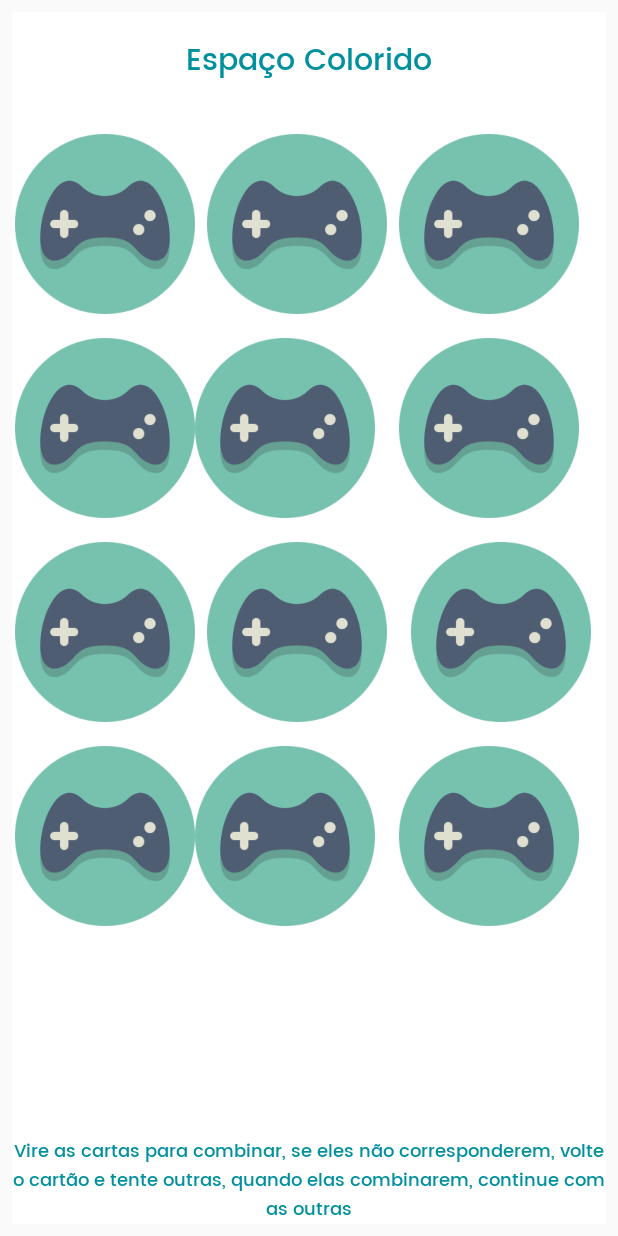
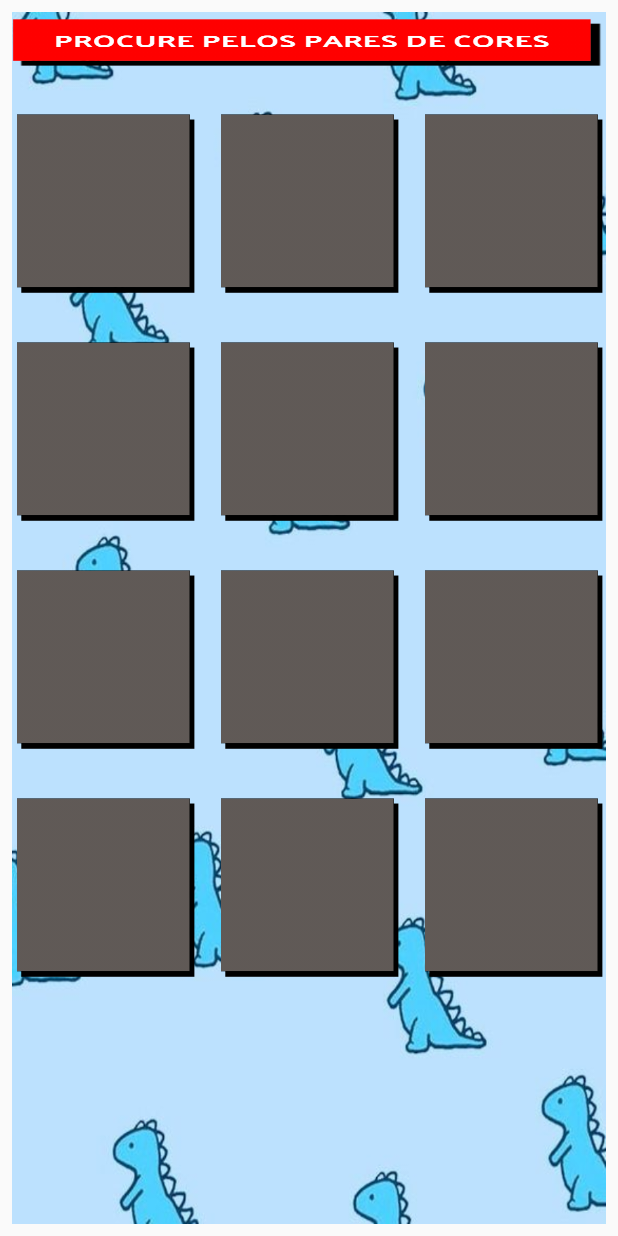
Before and after one commit to LuluhCoc/App-Espaco-Colorido, an Android app: the JogoDaMemoriaAcitivity screen opened directly, with no data from a screen before it, on a phone screen of 412 x 824 dp. Run offline under Robolectric (Android 15) with nearby library versions, the phone set to English and light mode, and no system bars.

Commit message:
criacão de telas

```diff
--- a/app/src/main/java/com/example/espacocolorido/JogoDaMemoriaAcitivity.kt
+++ b/app/src/main/java/com/example/espacocolorido/JogoDaMemoriaAcitivity.kt
@@ -15,25 +15,25 @@ class JogoDaMemoriaAcitivity : AppCompatActivity() {
         setContentView(R.layout.activity_jogo_da_memoria_acitivity)
 
         val images: MutableList<Int> = mutableListOf(
-            bat,
-            butterfly,
-            dove,
-            panda,
-            parrot,
-            spider,
-            bat,
-            butterfly,
-            dove,
-            panda,
-            parrot,
-            spider
+            amarelo,
+            azul,
+            roxo,
+            laranja,
+            vermelho,
+            verde,
+            amarelo,
+            azul,
+            roxo,
+            laranja,
+            vermelho,
+            verde
         )
 
         val buttons = arrayOf(
             button, button1, button2, button3, button4, button5, button6,
             button7, button8, button9, button10, button11
         )
-        val cardBack = gamecontroller
+        val cardBack = cinza
         var clicked = 0
         var turnOver = false
         var lastClicked = -1
--- a/app/src/main/res/layout/activity_jogo_da_memoria_acitivity.xml
+++ b/app/src/main/res/layout/activity_jogo_da_memoria_acitivity.xml
@@ -5,29 +5,29 @@
     android:layout_width="match_parent"
     android:layout_height="match_parent"
     android:layout_margin="8dp"
-    android:background="@android:color/white"
+    android:background="@drawable/dinos"
     tools:context=".JogoDaMemoriaAcitivity">
 
 
     <TextView
         android:id="@+id/title_text"
-        android:layout_width="0dp"
-        android:layout_height="wrap_content"
-        android:layout_marginTop="16dp"
-        android:layout_marginBottom="32dp"
+        android:layout_width="394dp"
+        android:layout_height="32dp"
+        android:layout_marginTop="4dp"
+        android:background="@drawable/paresdecores"
         android:fontFamily="@font/poppins_medium"
-        android:text="@string/top_label"
         android:textAlignment="center"
-        android:textColor="@color/colorAccent"
+        android:textColor="#2196F3"
         android:textSize="@dimen/top_label_size"
+        app:layout_constraintHorizontal_bias="0.0"
         app:layout_constraintLeft_toLeftOf="parent"
         app:layout_constraintRight_toRightOf="parent"
         app:layout_constraintTop_toTopOf="parent" />
 
     <GridLayout
         android:id="@+id/main_grid"
-        android:layout_width="wrap_content"
-        android:layout_height="wrap_content"
+        android:layout_width="391dp"
+        android:layout_height="632dp"
         android:layout_marginTop="8dp"
         android:columnCount="3"
         android:rowCount="4"
@@ -40,6 +40,7 @@
             android:id="@+id/button"
             style="@style/ButtonsStyle"
             android:layout_marginTop="24dp"
+            android:background="@drawable/cinza"
             app:layout_constraintEnd_toStartOf="@+id/button1"
             app:layout_constraintHorizontal_bias="0.5"
             app:layout_constraintStart_toStartOf="parent" />
@@ -48,10 +49,10 @@
             android:id="@+id/button1"
             android:layout_width="@dimen/buttons_height_and_width"
             android:layout_height="@dimen/buttons_height_and_width"
-            android:layout_marginStart="8dp"
+            android:layout_margin="16dp"
             android:layout_marginTop="24dp"
             android:layout_marginEnd="8dp"
-            android:background="@drawable/gamecontroller"
+            android:background="@drawable/cinza"
             app:layout_constraintEnd_toStartOf="@+id/button2"
             app:layout_constraintHorizontal_bias="0.5"
             app:layout_constraintStart_toEndOf="@+id/button" />
@@ -61,7 +62,7 @@
             android:layout_width="@dimen/buttons_height_and_width"
             android:layout_height="@dimen/buttons_height_and_width"
             android:layout_marginTop="24dp"
-            android:background="@drawable/gamecontroller"
+            android:background="@drawable/cinza"
             app:layout_constraintEnd_toEndOf="parent"
             app:layout_constraintHorizontal_bias="0.5"
             app:layout_constraintStart_toEndOf="@+id/button1" />
@@ -71,7 +72,7 @@
             android:layout_width="@dimen/buttons_height_and_width"
             android:layout_height="@dimen/buttons_height_and_width"
             android:layout_marginTop="16dp"
-            android:background="@drawable/gamecontroller"
+            android:background="@drawable/cinza"
             app:layout_constraintEnd_toStartOf="@+id/button4"
             app:layout_constraintHorizontal_bias="0.5"
             app:layout_constraintStart_toStartOf="parent"
@@ -81,8 +82,9 @@
             android:id="@+id/button4"
             android:layout_width="@dimen/buttons_height_and_width"
             android:layout_height="@dimen/buttons_height_and_width"
+            android:layout_margin="16dp"
             android:layout_marginTop="16dp"
-            android:background="@drawable/gamecontroller"
+            android:background="@drawable/cinza"
             app:layout_constraintEnd_toStartOf="@+id/button5"
             app:layout_constraintHorizontal_bias="0.5"
             app:layout_constraintStart_toEndOf="@+id/button3"
@@ -94,6 +96,7 @@
             android:layout_width="@dimen/buttons_height_and_width"
             android:layout_height="@dimen/buttons_height_and_width"
             android:layout_marginTop="16dp"
+            android:background="@drawable/cinza"
             app:layout_constraintEnd_toEndOf="parent"
             app:layout_constraintHorizontal_bias="0.5"
             app:layout_constraintStart_toEndOf="@+id/button4"
@@ -104,7 +107,7 @@
             android:layout_width="@dimen/buttons_height_and_width"
             android:layout_height="@dimen/buttons_height_and_width"
             android:layout_marginTop="16dp"
-            android:background="@drawable/gamecontroller"
+            android:background="@drawable/cinza"
             app:layout_constraintEnd_toStartOf="@+id/button7"
             app:layout_constraintHorizontal_bias="0.5"
             app:layout_constraintStart_toStartOf="parent"
@@ -114,9 +117,10 @@
             android:id="@+id/button8"
             android:layout_width="@dimen/buttons_height_and_width"
             android:layout_height="@dimen/buttons_height_and_width"
+            android:layout_margin="16dp"
             android:layout_marginStart="8dp"
             android:layout_marginTop="16dp"
-            android:background="@drawable/gamecontroller"
+            android:background="@drawable/cinza"
             app:layout_constraintEnd_toEndOf="parent"
             app:layout_constraintHorizontal_bias="0.5"
             app:layout_constraintStart_toEndOf="@+id/button7"
@@ -126,10 +130,9 @@
             android:id="@+id/button7"
             android:layout_width="@dimen/buttons_height_and_width"
             android:layout_height="@dimen/buttons_height_and_width"
-            android:layout_marginStart="8dp"
             android:layout_marginTop="16dp"
             android:layout_marginEnd="8dp"
-            android:background="@drawable/gamecontroller"
+            android:background="@drawable/cinza"
             app:layout_constraintEnd_toStartOf="@+id/button8"
             app:layout_constraintHorizontal_bias="0.5"
             app:layout_constraintStart_toEndOf="@+id/button6"
@@ -140,7 +143,7 @@
             android:layout_width="@dimen/buttons_height_and_width"
             android:layout_height="@dimen/buttons_height_and_width"
             android:layout_marginTop="16dp"
-            android:background="@drawable/gamecontroller"
+            android:background="@drawable/cinza"
             app:layout_constraintStart_toStartOf="parent"
             app:layout_constraintTop_toBottomOf="@+id/button6" />
 
@@ -148,9 +151,10 @@
             android:id="@+id/button10"
             android:layout_width="@dimen/buttons_height_and_width"
             android:layout_height="@dimen/buttons_height_and_width"
+            android:layout_margin="16dp"
             android:layout_marginTop="16dp"
             android:layout_marginEnd="8dp"
-            android:background="@drawable/gamecontroller"
+            android:background="@drawable/cinza"
             app:layout_constraintEnd_toStartOf="@+id/button11"
             app:layout_constraintStart_toEndOf="@+id/button9"
             app:layout_constraintTop_toBottomOf="@+id/button7" />
@@ -160,7 +164,7 @@
             android:layout_width="@dimen/buttons_height_and_width"
             android:layout_height="@dimen/buttons_height_and_width"
             android:layout_marginTop="16dp"
-            android:background="@drawable/gamecontroller"
+            android:background="@drawable/cinza"
             app:layout_constraintEnd_toEndOf="parent"
             app:layout_constraintHorizontal_bias="0.5"
             app:layout_constraintStart_toEndOf="@+id/button10"
@@ -168,20 +172,6 @@
 
     </GridLayout>
 
-    <TextView
-        android:id="@+id/textView"
-        android:layout_width="0dp"
-        android:layout_height="wrap_content"
-        android:fontFamily="@font/poppins_medium"
-        android:text="@string/instructions"
-        android:textAlignment="center"
-        android:textColor="@color/colorAccent"
-        android:textSize="12sp"
-        app:layout_constraintBottom_toBottomOf="parent"
-        app:layout_constraintEnd_toEndOf="parent"
-        app:layout_constraintStart_toStartOf="@+id/title_text"
-        app:layout_constraintTop_toBottomOf="@+id/main_grid"
-        app:layout_constraintVertical_bias="1.0" />
 
 
 </androidx.constraintlayout.widget.ConstraintLayout>
--- a/app/src/main/res/layout/activity_main.xml
+++ b/app/src/main/res/layout/activity_main.xml
@@ -4,29 +4,28 @@
     xmlns:tools="http://schemas.android.com/tools"
     android:layout_width="match_parent"
     android:layout_height="match_parent"
+    android:background="#87F5F6"
     tools:context=".MainActivity">
-
-    <ImageView
-        android:id="@+id/imageView3"
-        android:layout_width="0dp"
-        android:layout_height="0dp"
-        app:layout_constraintBottom_toBottomOf="parent"
-        app:layout_constraintEnd_toEndOf="parent"
-        app:layout_constraintStart_toStartOf="parent"
-        app:layout_constraintTop_toTopOf="parent"
-        app:srcCompat="@drawable/img" />
 
     <Button
         android:id="@+id/buttonMenu"
-        android:layout_width="119dp"
-        android:layout_height="95dp"
-        android:layout_marginTop="242dp"
-        android:background="#00C6FF00"
-        android:drawableBottom="@android:drawable/ic_media_play"
+        android:layout_width="135dp"
+        android:layout_height="64dp"
+        android:layout_marginTop="272dp"
+        android:background="@drawable/play"
         android:drawableTint="#FFFB00"
         android:textAlignment="textStart"
         app:layout_constraintEnd_toEndOf="parent"
+        app:layout_constraintHorizontal_bias="0.498"
         app:layout_constraintStart_toStartOf="parent"
         app:layout_constraintTop_toTopOf="parent" />
 
+    <ImageView
+        android:id="@+id/imageView4"
+        android:layout_width="412dp"
+        android:layout_height="658dp"
+        app:layout_constraintStart_toStartOf="parent"
+        app:layout_constraintTop_toTopOf="parent"
+        app:srcCompat="@drawable/fundopadrao" />
+
 </androidx.constraintlayout.widget.ConstraintLayout>
--- a/app/src/main/res/layout/activity_menu_acitivity.xml
+++ b/app/src/main/res/layout/activity_menu_acitivity.xml
@@ -4,6 +4,7 @@
     xmlns:tools="http://schemas.android.com/tools"
     android:layout_width="match_parent"
     android:layout_height="match_parent"
+    android:background="@drawable/dinos"
     tools:context=".MenuAcitivity">
 
     <ImageView
```
Also changed, not shown: app/src/main/res/drawable/amarelo.png (added), app/src/main/res/drawable/azul.png (added), app/src/main/res/drawable/cinza.png (added), app/src/main/res/drawable/dinos.png (added), app/src/main/res/drawable/fundopadrao.png (added), app/src/main/res/drawable/laranja.png (added), app/src/main/res/drawable/paresdecores.png (added), app/src/main/res/drawable/play.png (added), app/src/main/res/drawable/roxo.png (added), app/src/main/res/drawable/verde.png (added), app/src/main/res/drawable/vermelho.png (added).
